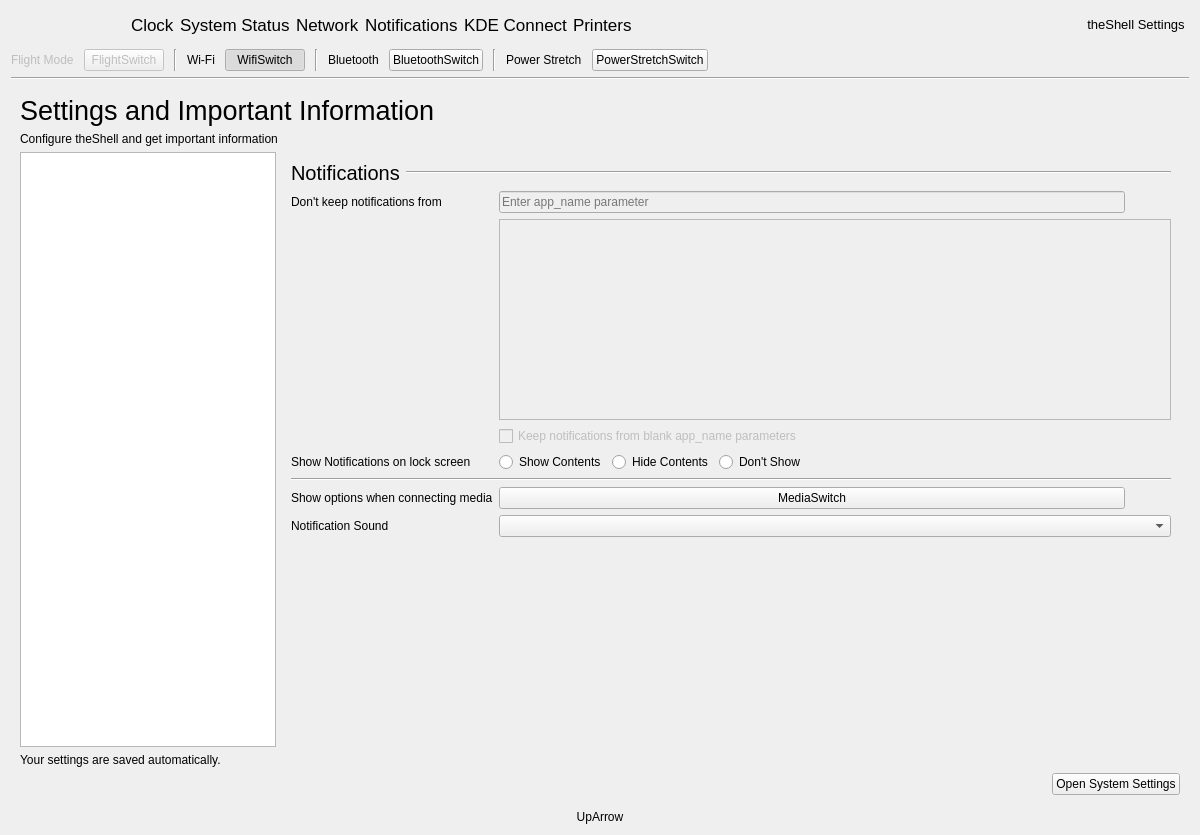
Before: the Qt Designer form infopanedropdown.ui in vicr123/theshell, drawn with Qt 5.
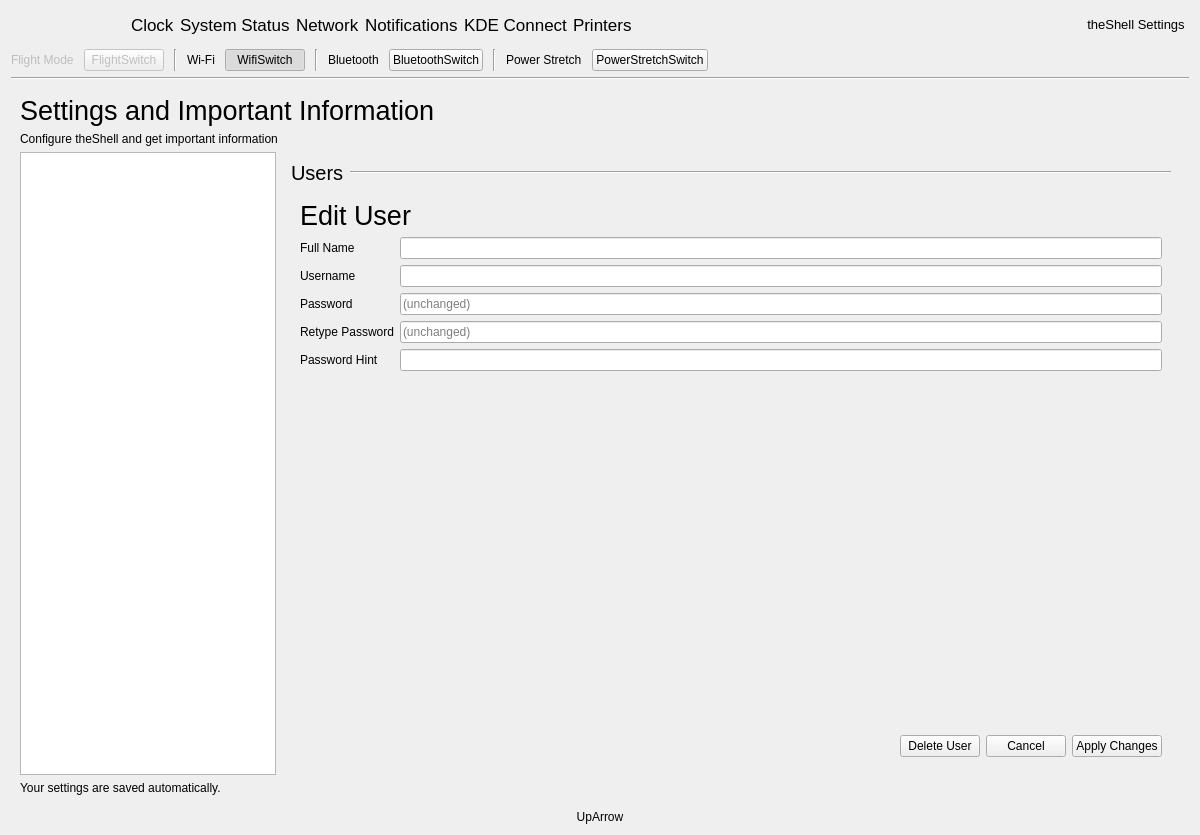
After: the same form once the commit is applied. The open tabs and pages were chosen to show the change. Icons and pictures are not drawn. Custom widgets are drawn as their Qt base class.

Commit message: New User Manager in settings

Diff of the .ui file:
```diff
--- a/infopanedropdown.ui
+++ b/infopanedropdown.ui
@@ -1609,7 +1609,7 @@
          <item>
           <widget class="QStackedWidget" name="settingsTabs">
            <property name="currentIndex">
-            <number>5</number>
+            <number>9</number>
            </property>
            <widget class="QWidget" name="StartupSettings">
             <layout class="QGridLayout" name="gridLayout_2">
@@ -2985,6 +2985,327 @@
              </item>
             </layout>
            </widget>
+           <widget class="QWidget" name="page_4">
+            <layout class="QGridLayout" name="gridLayout_12">
+             <item row="0" column="0">
+              <widget class="QLabel" name="displayLabel_9">
+               <property name="font">
+                <font>
+                 <pointsize>15</pointsize>
+                </font>
+               </property>
+               <property name="text">
+                <string>Users</string>
+               </property>
+              </widget>
+             </item>
+             <item row="0" column="1">
+              <widget class="Line" name="displayLine_9">
+               <property name="sizePolicy">
+                <sizepolicy hsizetype="Expanding" vsizetype="Fixed">
+                 <horstretch>0</horstretch>
+                 <verstretch>0</verstretch>
+                </sizepolicy>
+               </property>
+               <property name="orientation">
+                <enum>Qt::Horizontal</enum>
+               </property>
+              </widget>
+             </item>
+             <item row="1" column="0" colspan="2">
+              <widget class="AnimatedStackedWidget" name="userSettingsStackedWidget">
+               <property name="autoFillBackground">
+                <bool>true</bool>
+               </property>
+               <property name="currentIndex">
+                <number>0</number>
+               </property>
+               <widget class="QWidget" name="page_5">
+                <property name="autoFillBackground">
+                 <bool>true</bool>
+                </property>
+                <layout class="QVBoxLayout" name="verticalLayout_22">
+                 <item>
+                  <widget class="QLabel" name="label_59">
+                   <property name="font">
+                    <font>
+                     <pointsize>20</pointsize>
+                    </font>
+                   </property>
+                   <property name="text">
+                    <string>Select a user</string>
+                   </property>
+                  </widget>
+                 </item>
+                 <item>
+                  <widget class="QListWidget" name="availableUsersWidget"/>
+                 </item>
+                 <item>
+                  <layout class="QHBoxLayout" name="horizontalLayout_34">
+                   <item>
+                    <spacer name="horizontalSpacer_6">
+                     <property name="orientation">
+                      <enum>Qt::Horizontal</enum>
+                     </property>
+                     <property name="sizeHint" stdset="0">
+                      <size>
+                       <width>40</width>
+                       <height>20</height>
+                      </size>
+                     </property>
+                    </spacer>
+                   </item>
+                   <item>
+                    <widget class="QPushButton" name="userSettingsNextButton">
+                     <property name="text">
+                      <string>Next</string>
+                     </property>
+                     <property name="icon">
+                      <iconset theme="go-next"/>
+                     </property>
+                    </widget>
+                   </item>
+                  </layout>
+                 </item>
+                </layout>
+               </widget>
+               <widget class="QWidget" name="page_6">
+                <property name="autoFillBackground">
+                 <bool>true</bool>
+                </property>
+                <layout class="QVBoxLayout" name="verticalLayout_23">
+                 <item>
+                  <widget class="QLabel" name="userSettingsEditUserLabel">
+                   <property name="font">
+                    <font>
+                     <pointsize>20</pointsize>
+                    </font>
+                   </property>
+                   <property name="text">
+                    <string>Edit User</string>
+                   </property>
+                  </widget>
+                 </item>
+                 <item>
+                  <layout class="QGridLayout" name="gridLayout_13">
+                   <item row="3" column="0">
+                    <widget class="QLabel" name="label_60">
+                     <property name="text">
+                      <string>Retype Password</string>
+                     </property>
+                    </widget>
+                   </item>
+                   <item row="0" column="0">
+                    <widget class="QLabel" name="label_61">
+                     <property name="text">
+                      <string>Full Name</string>
+                     </property>
+                    </widget>
+                   </item>
+                   <item row="3" column="1">
+                    <widget class="QLineEdit" name="userSettingsPasswordCheck">
+                     <property name="echoMode">
+                      <enum>QLineEdit::Password</enum>
+                     </property>
+                     <property name="placeholderText">
+                      <string>(unchanged)</string>
+                     </property>
+                    </widget>
+                   </item>
+                   <item row="1" column="0">
+                    <widget class="QLabel" name="label_62">
+                     <property name="text">
+                      <string>Username</string>
+                     </property>
+                    </widget>
+                   </item>
+                   <item row="0" column="1">
+                    <widget class="QLineEdit" name="userSettingsFullName"/>
+                   </item>
+                   <item row="1" column="1">
+                    <widget class="QLineEdit" name="userSettingsUserName"/>
+                   </item>
+                   <item row="2" column="1">
+                    <widget class="QLineEdit" name="userSettingsPassword">
+                     <property name="echoMode">
+                      <enum>QLineEdit::Password</enum>
+                     </property>
+                     <property name="placeholderText">
+                      <string>(unchanged)</string>
+                     </property>
+                    </widget>
+                   </item>
+                   <item row="2" column="0">
+                    <widget class="QLabel" name="label_63">
+                     <property name="text">
+                      <string>Password</string>
+                     </property>
+                    </widget>
+                   </item>
+                   <item row="4" column="0">
+                    <widget class="QLabel" name="label_64">
+                     <property name="text">
+                      <string>Password Hint</string>
+                     </property>
+                    </widget>
+                   </item>
+                   <item row="4" column="1">
+                    <widget class="QLineEdit" name="userSettingsPasswordHint"/>
+                   </item>
+                  </layout>
+                 </item>
+                 <item>
+                  <spacer name="verticalSpacer_7">
+                   <property name="orientation">
+                    <enum>Qt::Vertical</enum>
+                   </property>
+                   <property name="sizeHint" stdset="0">
+                    <size>
+                     <width>20</width>
+                     <height>40</height>
+                    </size>
+                   </property>
+                  </spacer>
+                 </item>
+                 <item>
+                  <layout class="QHBoxLayout" name="horizontalLayout_5">
+                   <item>
+                    <spacer name="horizontalSpacer_23">
+                     <property name="orientation">
+                      <enum>Qt::Horizontal</enum>
+                     </property>
+                     <property name="sizeHint" stdset="0">
+                      <size>
+                       <width>40</width>
+                       <height>20</height>
+                      </size>
+                     </property>
+                    </spacer>
+                   </item>
+                   <item>
+                    <widget class="QPushButton" name="userSettingsDeleteUser">
+                     <property name="text">
+                      <string>Delete User</string>
+                     </property>
+                     <property name="icon">
+                      <iconset theme="edit-delete"/>
+                     </property>
+                    </widget>
+                   </item>
+                   <item>
+                    <widget class="QPushButton" name="userSettingsCancelButton">
+                     <property name="text">
+                      <string>Cancel</string>
+                     </property>
+                     <property name="icon">
+                      <iconset theme="dialog-cancel"/>
+                     </property>
+                    </widget>
+                   </item>
+                   <item>
+                    <widget class="QPushButton" name="userSettingsApplyButton">
+                     <property name="text">
+                      <string>Apply Changes</string>
+                     </property>
+                     <property name="icon">
+                      <iconset theme="dialog-ok"/>
+                     </property>
+                    </widget>
+                   </item>
+                  </layout>
+                 </item>
+                </layout>
+               </widget>
+               <widget class="QWidget" name="page_7">
+                <property name="autoFillBackground">
+                 <bool>true</bool>
+                </property>
+                <layout class="QVBoxLayout" name="verticalLayout_24">
+                 <item>
+                  <widget class="QLabel" name="label_65">
+                   <property name="font">
+                    <font>
+                     <pointsize>20</pointsize>
+                    </font>
+                   </property>
+                   <property name="text">
+                    <string>Delete User</string>
+                   </property>
+                  </widget>
+                 </item>
+                 <item>
+                  <widget class="QLabel" name="label_66">
+                   <property name="text">
+                    <string>You're about to delete this user. Are you sure?</string>
+                   </property>
+                  </widget>
+                 </item>
+                 <item>
+                  <spacer name="verticalSpacer_21">
+                   <property name="orientation">
+                    <enum>Qt::Vertical</enum>
+                   </property>
+                   <property name="sizeHint" stdset="0">
+                    <size>
+                     <width>20</width>
+                     <height>40</height>
+                    </size>
+                   </property>
+                  </spacer>
+                 </item>
+                 <item>
+                  <layout class="QHBoxLayout" name="horizontalLayout_35">
+                   <item>
+                    <widget class="QPushButton" name="userSettingsCancelDeleteUser">
+                     <property name="text">
+                      <string>Cancel</string>
+                     </property>
+                     <property name="icon">
+                      <iconset theme="dialog-cancel"/>
+                     </property>
+                    </widget>
+                   </item>
+                   <item>
+                    <spacer name="horizontalSpacer_24">
+                     <property name="orientation">
+                      <enum>Qt::Horizontal</enum>
+                     </property>
+                     <property name="sizeHint" stdset="0">
+                      <size>
+                       <width>40</width>
+                       <height>20</height>
+                      </size>
+                     </property>
+                    </spacer>
+                   </item>
+                   <item>
+                    <widget class="QPushButton" name="userSettingsDeleteUserOnly">
+                     <property name="text">
+                      <string>Delete user only</string>
+                     </property>
+                     <property name="icon">
+                      <iconset theme="edit-delete"/>
+                     </property>
+                    </widget>
+                   </item>
+                   <item>
+                    <widget class="QPushButton" name="userSettingsDeleteUserAndData">
+                     <property name="text">
+                      <string>Delete user and all files</string>
+                     </property>
+                     <property name="icon">
+                      <iconset theme="edit-delete"/>
+                     </property>
+                    </widget>
+                   </item>
+                  </layout>
+                 </item>
+                </layout>
+               </widget>
+              </widget>
+             </item>
+            </layout>
+           </widget>
            <widget class="QWidget" name="DangerSettings">
             <layout class="QGridLayout" name="gridLayout_5">
              <item row="5" column="0">
@@ -3173,34 +3494,6 @@
          </property>
         </widget>
        </item>
-       <item>
-        <layout class="QHBoxLayout" name="horizontalLayout_5">
-         <item>
-          <spacer name="horizontalSpacer_6">
-           <property name="orientation">
-            <enum>Qt::Horizontal</enum>
-           </property>
-           <property name="sizeHint" stdset="0">
-            <size>
-             <width>40</width>
-             <height>20</height>
-            </size>
-           </property>
-          </spacer>
-         </item>
-         <item>
-          <widget class="QPushButton" name="pushButton_8">
-           <property name="text">
-            <string>Open System Settings</string>
-           </property>
-           <property name="icon">
-            <iconset theme="systemsettings">
-             <normaloff>.</normaloff>.</iconset>
-           </property>
-          </widget>
-         </item>
-        </layout>
-       </item>
       </layout>
      </widget>
     </widget>
```
Left out of the diff: 12 changed lines with no effect on the pictures. The commit also changes 10 other files.
